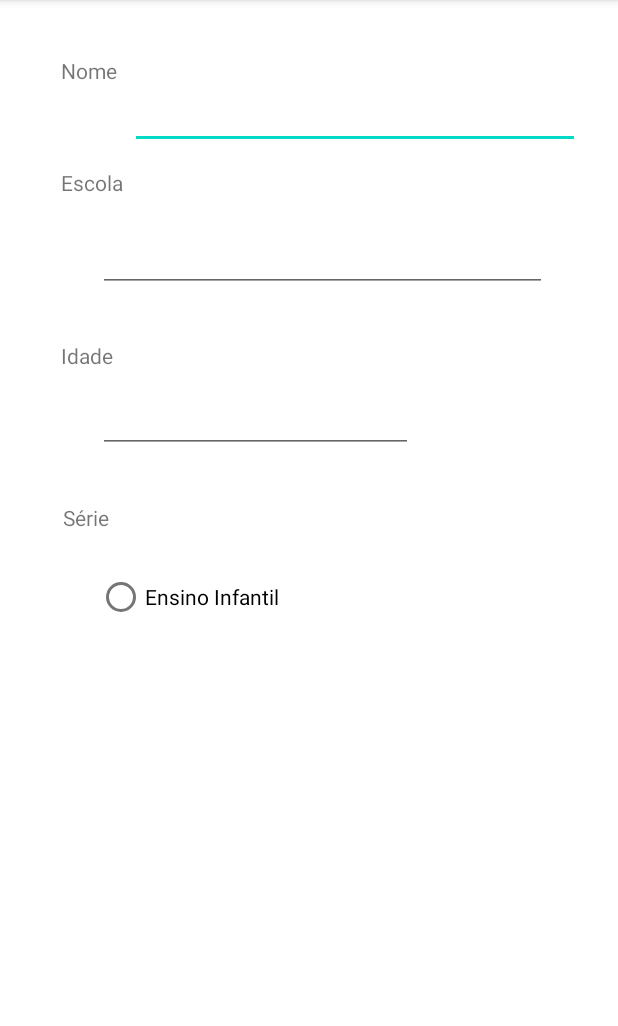
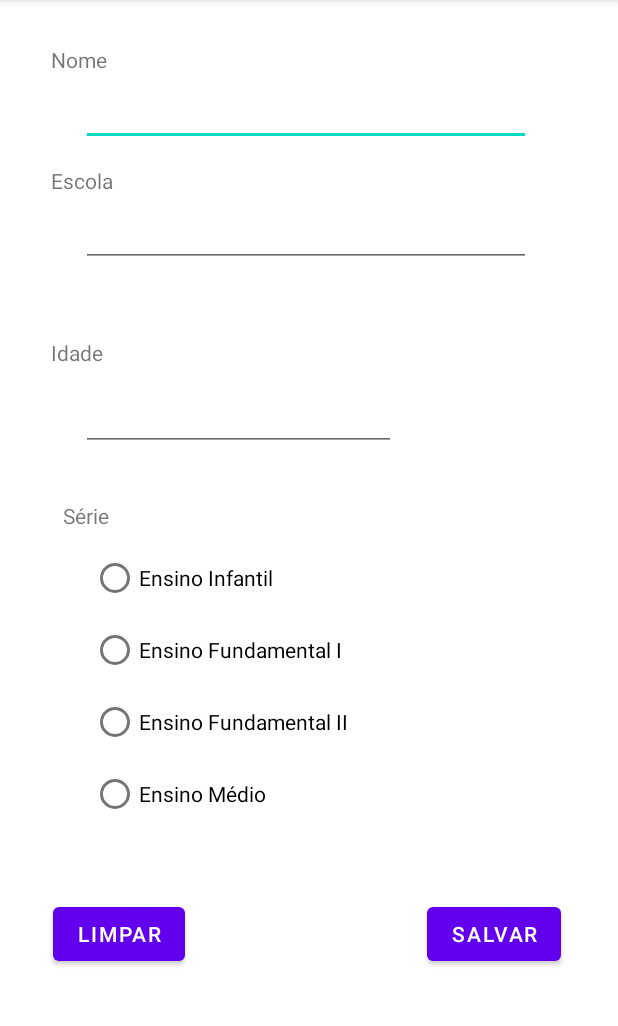
Before and after one commit to danielapandrade/controleEscolarUTFPR, an Android app: the CadastroDependenteActivity screen opened directly, with no data from a screen before it, on a phone screen of 412 x 824 dp, the part 84-1110 px from its top. Run offline under Robolectric (Android 15) with nearby library versions, the phone set to English and light mode, and no system bars.

Commit message:
Finishing layout

```diff
--- a/app/src/main/res/layout/activity_cadastro_dependente.xml
+++ b/app/src/main/res/layout/activity_cadastro_dependente.xml
@@ -13,27 +13,24 @@
         android:text="@string/nomeDependente"
         app:layout_constraintBottom_toBottomOf="parent"
         app:layout_constraintEnd_toEndOf="parent"
-        app:layout_constraintHorizontal_bias="0.12"
+        app:layout_constraintHorizontal_bias="0.1"
         app:layout_constraintStart_toStartOf="parent"
         app:layout_constraintTop_toTopOf="parent"
-        app:layout_constraintVertical_bias="0.050000012"
+        app:layout_constraintVertical_bias="0.04000002"
         tools:text="@string/nomeDependente" />
 
     <EditText
         android:id="@+id/editTextNomeDependente"
         android:layout_width="300dp"
         android:layout_height="38dp"
-        android:layout_marginStart="31dp"
-        android:layout_marginLeft="31dp"
-        android:layout_marginEnd="25dp"
-        android:layout_marginRight="25dp"
+        android:layout_marginTop="5dp"
         android:layout_marginBottom="67dp"
         android:ems="10"
         android:inputType="textPersonName"
         android:text=""
-        app:layout_constraintBottom_toTopOf="@+id/editTextTextPersonName"
+        app:layout_constraintBottom_toTopOf="@+id/editTextEscola"
         app:layout_constraintEnd_toEndOf="parent"
-        app:layout_constraintHorizontal_bias="1.0"
+        app:layout_constraintHorizontal_bias="0.48"
         app:layout_constraintStart_toStartOf="parent"
         app:layout_constraintTop_toBottomOf="@+id/textViewNome"
         app:layout_constraintVertical_bias="0.0"
@@ -46,25 +43,26 @@
         android:text="@string/escolaDependente"
         app:layout_constraintBottom_toBottomOf="parent"
         app:layout_constraintEnd_toEndOf="parent"
-        app:layout_constraintHorizontal_bias="0.11"
-        app:layout_constraintStart_toStartOf="parent"
+        app:layout_constraintHorizontal_bias="0.0"
+        app:layout_constraintStart_toStartOf="@id/textViewNome"
         app:layout_constraintTop_toBottomOf="@+id/editTextNomeDependente"
         app:layout_constraintVertical_bias="0.01999998"
         tools:text="@string/escolaDependente" />
 
     <EditText
-        android:id="@+id/editTextTextPersonName"
-        android:layout_width="299dp"
-        android:layout_height="52dp"
+        android:id="@+id/editTextEscola"
+        android:layout_width="300dp"
+        android:layout_height="38dp"
+        android:layout_marginTop="5dp"
         android:ems="10"
         android:inputType="textPersonName"
         android:text=""
         app:layout_constraintBottom_toBottomOf="parent"
         app:layout_constraintEnd_toEndOf="parent"
-        app:layout_constraintHorizontal_bias="0.58"
+        app:layout_constraintHorizontal_bias="0.48"
         app:layout_constraintStart_toStartOf="parent"
         app:layout_constraintTop_toTopOf="@id/textViewEscola"
-        app:layout_constraintVertical_bias="0.050000012"
+        app:layout_constraintVertical_bias="0.04000002"
         tools:text="@string/editTextEscola" />
 
     <TextView
@@ -76,7 +74,7 @@
         app:layout_constraintEnd_toEndOf="parent"
         app:layout_constraintHorizontal_bias="0.0"
         app:layout_constraintStart_toStartOf="@id/textViewEscola"
-        app:layout_constraintTop_toTopOf="@+id/editTextTextPersonName"
+        app:layout_constraintTop_toTopOf="@+id/editTextEscola"
         app:layout_constraintVertical_bias="0.13999999"
         tools:text="@string/idadeDependente" />
 
@@ -84,14 +82,15 @@
         android:id="@+id/editTextNumberIdade"
         android:layout_width="210dp"
         android:layout_height="45dp"
+        android:layout_marginTop="5dp"
         android:ems="10"
         android:inputType="number"
         app:layout_constraintBottom_toBottomOf="parent"
         app:layout_constraintEnd_toEndOf="parent"
         app:layout_constraintHorizontal_bias="0.0"
-        app:layout_constraintStart_toStartOf="@id/editTextTextPersonName"
+        app:layout_constraintStart_toStartOf="@id/editTextEscola"
         app:layout_constraintTop_toTopOf="@+id/textViewIdade"
-        app:layout_constraintVertical_bias="0.060000002"
+        app:layout_constraintVertical_bias="0.050000012"
         tools:text="@string/editTextIdade" />
 
     <TextView
@@ -107,11 +106,13 @@
         app:layout_constraintVertical_bias="0.16000003" />
 
     <RadioGroup
+        android:id="@+id/radioGroup"
         android:layout_width="wrap_content"
         android:layout_height="wrap_content"
+        android:layout_marginTop="3dp"
         app:layout_constraintBottom_toBottomOf="parent"
         app:layout_constraintEnd_toEndOf="parent"
-        app:layout_constraintHorizontal_bias="0.23"
+        app:layout_constraintHorizontal_bias="0.29"
         app:layout_constraintStart_toStartOf="parent"
         app:layout_constraintTop_toTopOf="@+id/textView3"
         app:layout_constraintVertical_bias="0.100000024">
@@ -122,6 +123,49 @@
             android:layout_height="match_parent"
             android:text="@string/ensinoInfantil"
             tools:text="@string/ensinoInfantil" />
+
+        <RadioButton
+            android:id="@+id/radioButtonEnsinfoFundamental1"
+            android:layout_width="wrap_content"
+            android:layout_height="wrap_content"
+            android:text="@string/ensinoFundamental1"
+            tools:text="@string/ensinoFundamental1" />
+
+        <RadioButton
+            android:id="@+id/radioButtonEnsinfoFundamental2"
+            android:layout_width="203dp"
+            android:layout_height="wrap_content"
+            android:text="@string/ensinoFundamental2" />
+
+        <RadioButton
+            android:id="@+id/radioButtonEnsinoMedio"
+            android:layout_width="match_parent"
+            android:layout_height="wrap_content"
+            android:text="@string/ensinoMedio" />
     </RadioGroup>
 
+    <Button
+        android:id="@+id/buttonLimpar"
+        android:layout_width="wrap_content"
+        android:layout_height="wrap_content"
+        android:text="@string/buttonLimpar"
+        app:layout_constraintBottom_toBottomOf="parent"
+        app:layout_constraintEnd_toEndOf="parent"
+        app:layout_constraintHorizontal_bias="0.109"
+        app:layout_constraintStart_toStartOf="parent"
+        app:layout_constraintTop_toBottomOf="@+id/radioGroup"
+        app:layout_constraintVertical_bias="0.274" />
+
+    <Button
+        android:id="@+id/buttonSalvar"
+        android:layout_width="wrap_content"
+        android:layout_height="wrap_content"
+        android:text="@string/buttonSalvar"
+        app:layout_constraintBottom_toBottomOf="parent"
+        app:layout_constraintEnd_toEndOf="parent"
+        app:layout_constraintHorizontal_bias="0.883"
+        app:layout_constraintStart_toStartOf="parent"
+        app:layout_constraintTop_toBottomOf="@+id/radioGroup"
+        app:layout_constraintVertical_bias="0.274" />
+
 </androidx.constraintlayout.widget.ConstraintLayout>
--- a/app/src/main/res/values/strings.xml
+++ b/app/src/main/res/values/strings.xml
@@ -9,4 +9,9 @@
     <string name="editTextIdade" />
     <string name="textViewSerie">Série</string>
     <string name="ensinoInfantil">Ensino Infantil</string>
+    <string name="ensinoFundamental1">Ensino Fundamental I</string>
+    <string name="ensinoFundamental2">Ensino Fundamental II</string>
+    <string name="ensinoMedio">Ensino Médio</string>
+    <string name="buttonLimpar">LIMPAR</string>
+    <string name="buttonSalvar">SALVAR</string>
 </resources>
```
